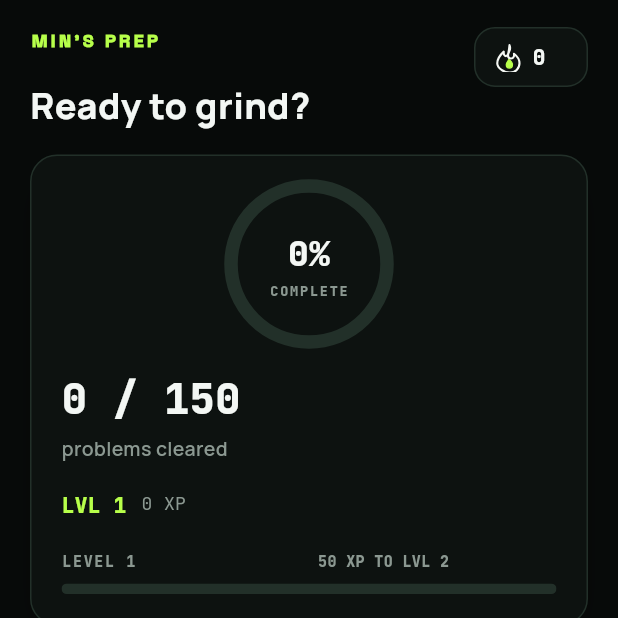
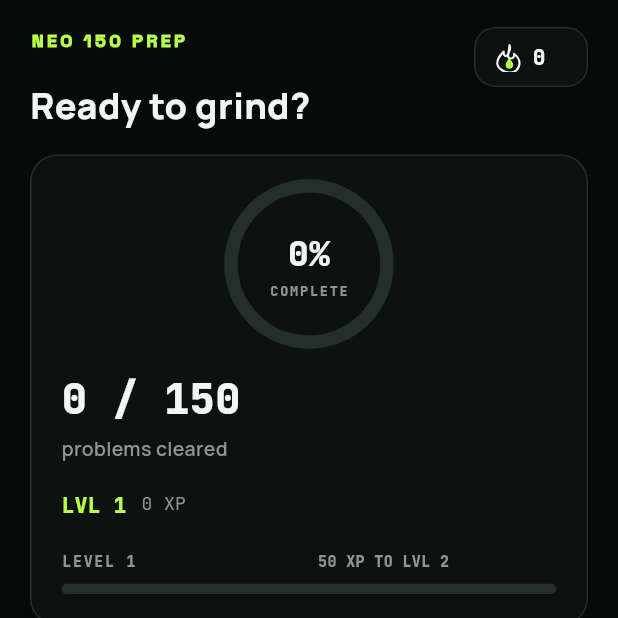
Before and after one commit to Yashwant1105/neo-150-prep, a Flutter app: the screen it shows once a user with an empty profile is signed in, on a phone screen of 412 x 824 dp, the top half of it. Run offline on Flutter 3.47's test engine with Material 3 defaults, Android fonts, the phone set to English and light mode, and no system bars; our stand-ins replace connectivity_plus, flutter_riverpod, flutter_svg, google_fonts, share_plus, shared_preferences and 1 more; accounts and stored records are empty.

Commit message:
Fixed for web, final pushes for v1

```diff
--- a/lib/main.dart
+++ b/lib/main.dart
@@ -34,7 +34,7 @@ class MinsPrepApp extends StatelessWidget {
   Widget build(BuildContext context) {
     return MaterialApp(
       debugShowCheckedModeBanner: false,
-      title: "Min's Prep",
+      title: 'Neo 150 Prep',
       theme: buildAppTheme(),
       home: const AuthGate(),
     );
--- a/lib/screens/home_screen.dart
+++ b/lib/screens/home_screen.dart
@@ -350,7 +350,7 @@ class _BrandLabel extends StatelessWidget {
   @override
   Widget build(BuildContext context) {
     return const Text(
-      "MIN'S PREP",
+      'NEO 150 PREP',
       maxLines: 1,
       overflow: TextOverflow.ellipsis,
       style: TextStyle(
--- a/lib/screens/profile_screen.dart
+++ b/lib/screens/profile_screen.dart
@@ -263,7 +263,7 @@ class ProfileScreen extends ConsumerWidget {
               // =============================================================
 
               const Text(
-                "MIN'S PREP",
+                'NEO 150 PREP',
                 style: TextStyle(
                   color: acid,
                   fontSize: 11,
@@ -428,10 +428,10 @@ class ProfileScreen extends ConsumerWidget {
           fileNameOverrides: [
             fileName,
           ],
-          title: "Min's Prep Progress",
+          title: 'Neo 150 Prep Progress',
           text: format == 'json'
-              ? "My Min's Prep progress — JSON backup"
-              : "My Min's Prep progress — CSV export",
+              ? 'My Neo 150 Prep progress - JSON backup'
+              : 'My Neo 150 Prep progress - CSV export',
           sharePositionOrigin: box == null
               ? null
               : box.localToGlobal(
--- a/lib/services/supabase_service.dart
+++ b/lib/services/supabase_service.dart
@@ -35,7 +35,7 @@ class SupabaseService {
       // Let Supabase return to the current web application.
       //
       // Android / iOS:
-      // Return through the Min's Prep deep link.
+      // Return through the app deep link.
       redirectTo: kIsWeb ? Uri.base.origin : 'io.minsprep://login-callback',
     );
   }
```
Also changed, not shown: 5 other files.
